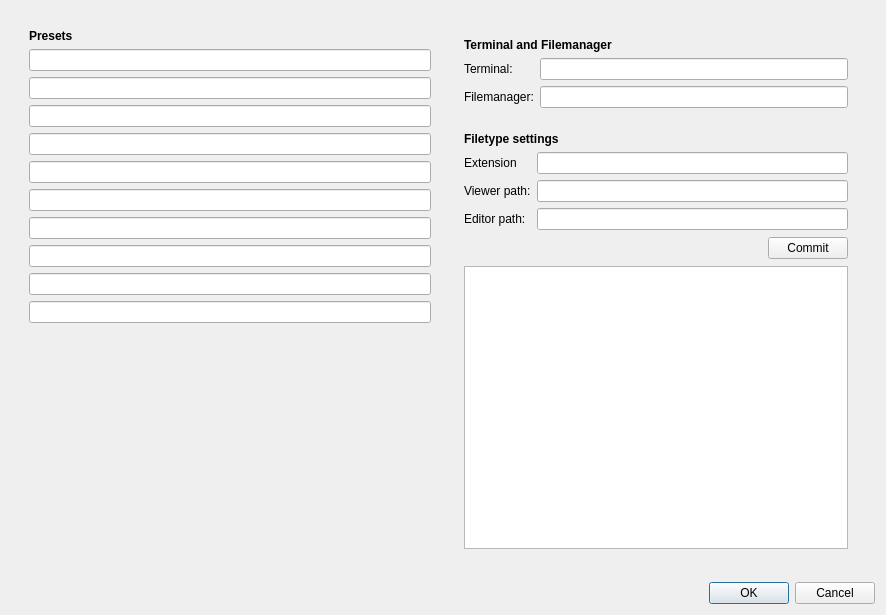
First picture: the form in ui/configwidget.ui, repository skriticos/tab_opener, before the edit.
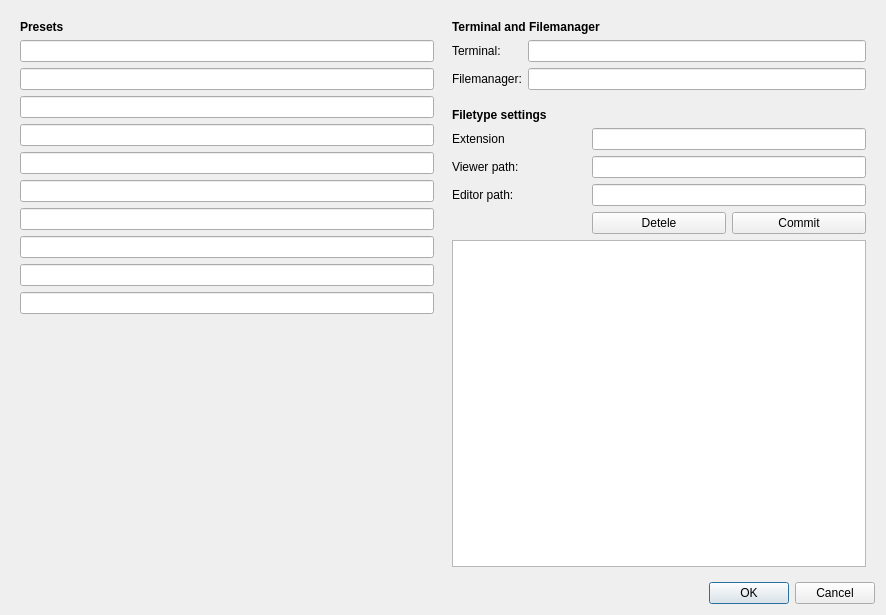
Second picture: the form after the edit. Custom widgets are drawn as their Qt base class.

Commit message:
gui for extension configuration
* add extension to list / class
* select extension
* remove extension from list / class

The edit to the form file:
```diff
--- a/ui/configwidget.ui
+++ b/ui/configwidget.ui
@@ -17,6 +17,21 @@
    <item>
     <widget class="QWidget" name="widget_2" native="true">
      <layout class="QHBoxLayout" name="horizontalLayout">
+      <property name="spacing">
+       <number>0</number>
+      </property>
+      <property name="leftMargin">
+       <number>0</number>
+      </property>
+      <property name="topMargin">
+       <number>0</number>
+      </property>
+      <property name="rightMargin">
+       <number>0</number>
+      </property>
+      <property name="bottomMargin">
+       <number>0</number>
+      </property>
       <item>
        <widget class="QWidget" name="widget" native="true">
         <layout class="QVBoxLayout" name="verticalLayout">
@@ -94,6 +109,21 @@
       <item>
        <widget class="QWidget" name="widget_3" native="true">
         <layout class="QVBoxLayout" name="verticalLayout_3">
+         <property name="spacing">
+          <number>0</number>
+         </property>
+         <property name="leftMargin">
+          <number>0</number>
+         </property>
+         <property name="topMargin">
+          <number>0</number>
+         </property>
+         <property name="rightMargin">
+          <number>0</number>
+         </property>
+         <property name="bottomMargin">
+          <number>0</number>
+         </property>
          <item>
           <widget class="QWidget" name="widget_4" native="true">
            <layout class="QGridLayout" name="gridLayout">
@@ -178,16 +208,22 @@
               </property>
              </widget>
             </item>
-            <item row="4" column="2">
-             <widget class="HoverButton" name="commitButton">
-              <property name="text">
-               <string>Commit</string>
+            <item row="6" column="0" colspan="3">
+             <widget class="QListWidget" name="extensionlist">
+              <property name="editTriggers">
+               <set>QAbstractItemView::NoEditTriggers</set>
+              </property>
+              <property name="showDropIndicator" stdset="0">
+               <bool>false</bool>
+              </property>
+              <property name="selectionBehavior">
+               <enum>QAbstractItemView::SelectRows</enum>
+              </property>
+              <property name="sortingEnabled">
+               <bool>true</bool>
               </property>
              </widget>
             </item>
-            <item row="5" column="0" colspan="3">
-             <widget class="QListView" name="extensionlist"/>
-            </item>
             <item row="0" column="0" colspan="2">
              <widget class="QLabel" name="label_3">
               <property name="font">
@@ -207,18 +243,19 @@
             <item row="2" column="1" colspan="2">
              <widget class="QLineEdit" name="viewerpath"/>
             </item>
-            <item row="4" column="1">
-             <spacer name="horizontalSpacer">
-              <property name="orientation">
-               <enum>Qt::Horizontal</enum>
+            <item row="5" column="1">
+             <widget class="HoverButton" name="btnDelete">
+              <property name="text">
+               <string>Detele</string>
               </property>
-              <property name="sizeHint" stdset="0">
-               <size>
-                <width>202</width>
-                <height>24</height>
-               </size>
+             </widget>
+            </item>
+            <item row="5" column="2">
+             <widget class="HoverButton" name="btnCommit">
+              <property name="text">
+               <string>Commit</string>
               </property>
-             </spacer>
+             </widget>
             </item>
            </layout>
           </widget>
```
Left out of the diff: 29 changed lines with no effect on the pictures. The commit also changes 3 other files.
